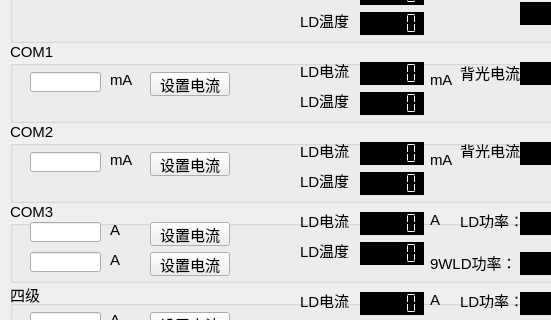
Old version of the form QtWidgetsApplication1.ui in the repository qweaxe/SerialPorts-Transmission-Analysis; both pictures show x 0 to 551 and y 235 to 555 of the 1206 by 882 pixel window.
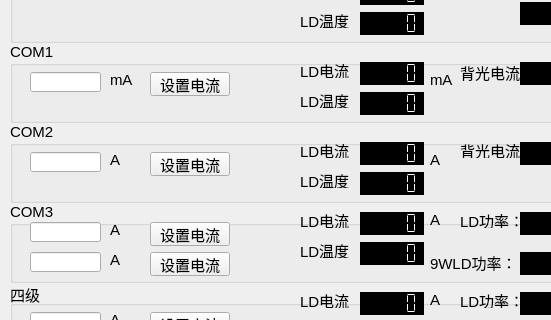
New version of the form. Icons and pictures are not drawn.

The edit to the form file:
```diff
--- a/QtWidgetsApplication1.ui
+++ b/QtWidgetsApplication1.ui
@@ -465,7 +465,7 @@
       </rect>
      </property>
      <property name="text">
-      <string>mA</string>
+      <string>A</string>
      </property>
     </widget>
     <widget class="QLabel" name="label_33">
@@ -478,7 +478,7 @@
       </rect>
      </property>
      <property name="text">
-      <string>mA</string>
+      <string>A</string>
      </property>
      <property name="scaledContents">
       <bool>false</bool>
```
Left out of the diff: 2 changed lines with no effect on the pictures.
